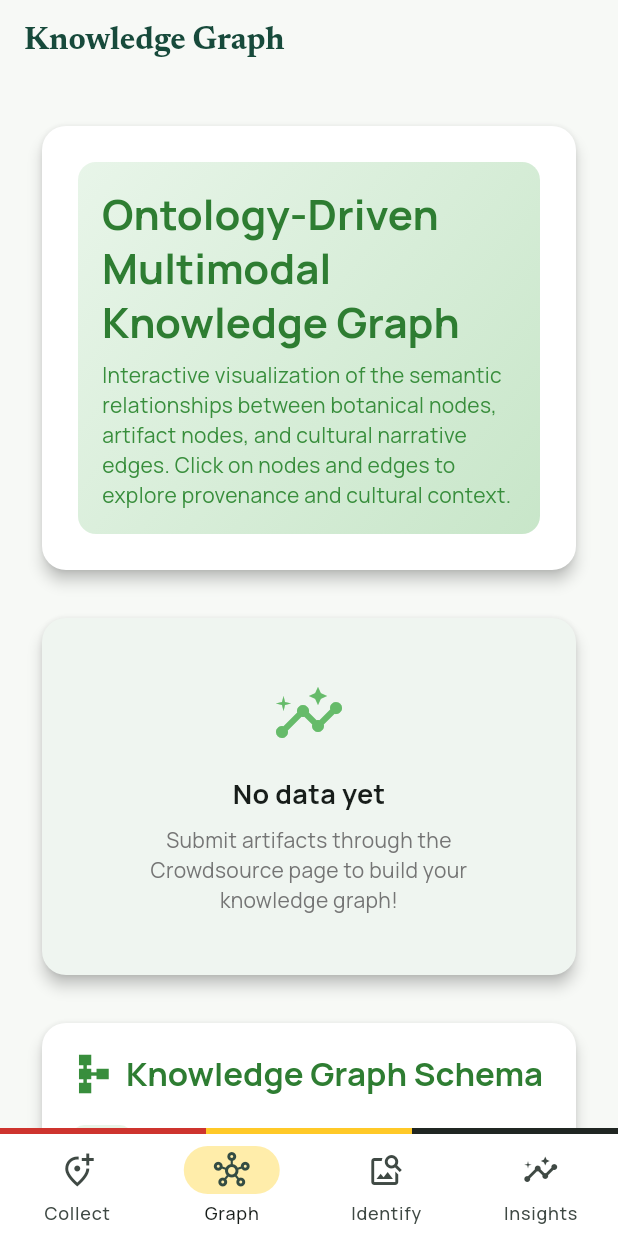
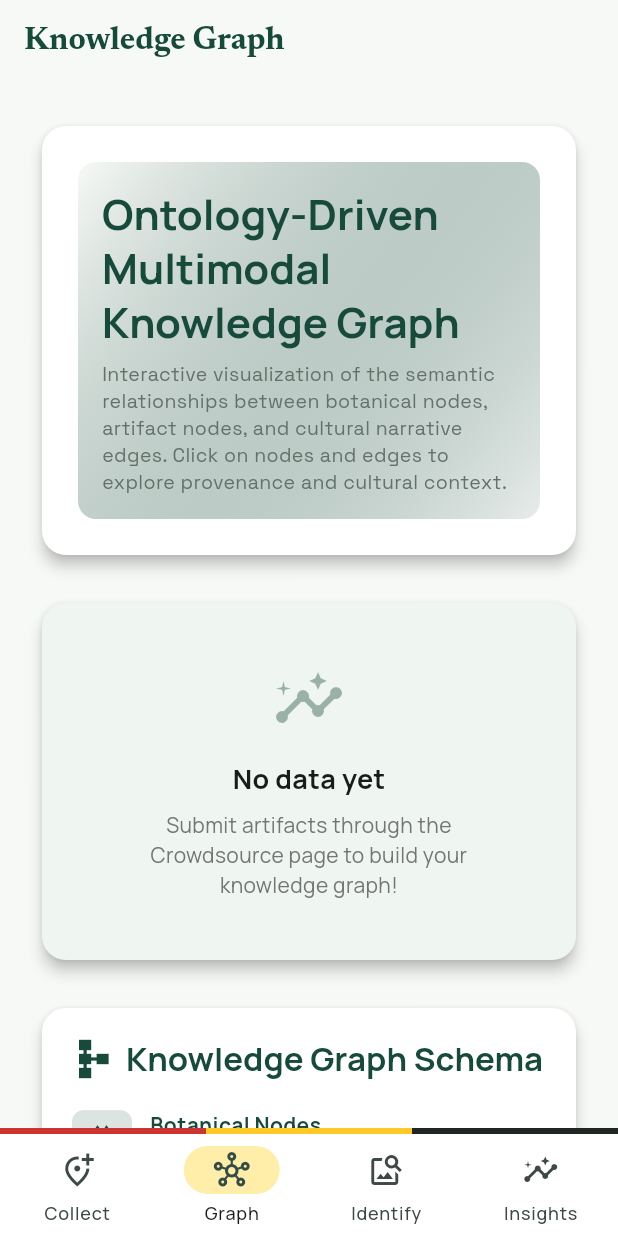
Before and after one commit to isaiahshembe/root, a Flutter app: the screen it shows after launch, item 2 of the bottom bar chosen, on a phone screen of 412 x 824 dp. Run offline on Flutter 3.47's test engine with Material 3 defaults, Android fonts, the phone set to English and light mode, and no system bars; our stand-ins replace google_fonts, image_picker, supabase_flutter; accounts and stored records are empty.

Commit message:
apply style to knowledge graph screen

```diff
--- a/website/lib/pages/knowledgegraph.dart
+++ b/website/lib/pages/knowledgegraph.dart
@@ -1,4 +1,6 @@
 import 'package:flutter/material.dart';
+import 'package:google_fonts/google_fonts.dart';
+import 'package:website/src/heritage_theme.dart';
 import 'package:supabase_flutter/supabase_flutter.dart';
 import 'dart:math' as math;
 
@@ -28,8 +30,8 @@ class _KnowledgegraphState extends State<Knowledgegraph>
   int _totalRelationships = 0;
 
   // Graph dimensions
-  double _graphWidth = 1000;
-  double _graphHeight = 800;
+  double _graphWidth = 800;
+  double _graphHeight = 600;
 
   @override
   void initState() {
@@ -192,6 +194,7 @@ class _KnowledgegraphState extends State<Knowledgegraph>
   @override
   Widget build(BuildContext context) {
     return Scaffold(
+      backgroundColor: HeritagePalette.canvas,
       body: LayoutBuilder(
         builder: (context, constraints) {
           final isMobile = constraints.maxWidth < 900;
@@ -239,7 +242,7 @@ class _KnowledgegraphState extends State<Knowledgegraph>
               padding: const EdgeInsets.all(16),
               decoration: BoxDecoration(
                 gradient: LinearGradient(
-                  colors: [Colors.green.shade50, Colors.green.shade100],
+                  colors: [HeritagePalette.canvas, HeritagePalette.forest.withOpacity(0.1)],
                   begin: Alignment.topLeft,
                   end: Alignment.bottomRight,
                 ),
@@ -252,13 +255,13 @@ class _KnowledgegraphState extends State<Knowledgegraph>
                     'Ontology-Driven Multimodal Knowledge Graph',
                     style: Theme.of(context).textTheme.headlineMedium?.copyWith(
                       fontWeight: FontWeight.bold,
-                      color: Colors.green.shade800,
+                      color: HeritagePalette.forest,
                     ),
                   ),
                   const SizedBox(height: 8),
                   Text(
                     'Interactive visualization of the semantic relationships between botanical nodes, artifact nodes, and cultural narrative edges. Click on nodes and edges to explore provenance and cultural context.',
-                    style: TextStyle(color: Colors.green.shade700, height: 1.4),
+                    style: GoogleFonts.spaceGrotesk(color: HeritagePalette.muted, fontSize: 13, height: 1.4),
                   ),
                 ],
               ),
@@ -279,11 +282,11 @@ class _KnowledgegraphState extends State<Knowledgegraph>
           child: Center(
             child: Column(
               children: [
-                CircularProgressIndicator(color: Colors.green.shade600),
+                CircularProgressIndicator(color: HeritagePalette.muted),
                 const SizedBox(height: 16),
                 Text(
                   'Loading knowledge graph data...',
-                  style: TextStyle(color: Colors.green.shade600),
+                  style: TextStyle(color: HeritagePalette.muted),
                 ),
               ],
             ),
@@ -324,7 +327,7 @@ class _KnowledgegraphState extends State<Knowledgegraph>
                 ElevatedButton(
                   onPressed: _loadGraphData,
                   style: ElevatedButton.styleFrom(
-                    backgroundColor: Colors.green.shade700,
+                    backgroundColor: HeritagePalette.forest,
                   ),
                   child: const Text('Retry'),
                 ),
@@ -344,7 +347,7 @@ class _KnowledgegraphState extends State<Knowledgegraph>
           child: Center(
             child: Column(
               children: [
-                Icon(Icons.insights, size: 48, color: Colors.green.shade400),
+                Icon(Icons.insights, size: 48, color: HeritagePalette.forest.withOpacity(0.4)),
                 const SizedBox(height: 16),
                 Text(
                   'No data yet',
@@ -374,13 +377,13 @@ class _KnowledgegraphState extends State<Knowledgegraph>
           children: [
             Row(
               children: [
-                Icon(Icons.share, color: Colors.green.shade700, size: 28),
+                Icon(Icons.share, color: HeritagePalette.forest, size: 28),
                 const SizedBox(width: 8),
                 Text(
                   'Knowledge Graph Visualization',
                   style: Theme.of(context).textTheme.titleLarge?.copyWith(
                     fontWeight: FontWeight.bold,
-                    color: Colors.green.shade800,
+                    color: HeritagePalette.forest,
                   ),
                 ),
                 const Spacer(),
@@ -390,7 +393,7 @@ class _KnowledgegraphState extends State<Knowledgegraph>
                     vertical: 6,
                   ),
                   decoration: BoxDecoration(
-                    color: Colors.blue.shade50,
+                    color: HeritagePalette.canvas,
                     borderRadius: BorderRadius.circular(20),
                   ),
                   child: Row(
@@ -399,14 +402,14 @@ class _KnowledgegraphState extends State<Knowledgegraph>
                       Icon(
                         Icons.zoom_in,
                         size: 16,
-                        color: Colors.blue.shade700,
+                        color: HeritagePalette.forest,
                       ),
                       const SizedBox(width: 4),
                       Text(
                         'Pinch to zoom | Drag to pan',
                         style: TextStyle(
                           fontSize: 11,
-                          color: Colors.blue.shade700,
+                          color: HeritagePalette.forest,
                         ),
                       ),
                     ],
@@ -418,9 +421,9 @@ class _KnowledgegraphState extends State<Knowledgegraph>
             Container(
               height: isMobile ? 500 : 600,
               decoration: BoxDecoration(
-                border: Border.all(color: Colors.green.shade200),
+                border: Border.all(color: HeritagePalette.rule),
                 borderRadius: BorderRadius.circular(12),
-                color: Colors.green.shade50,
+                color: HeritagePalette.canvas,
               ),
               child: ClipRRect(
                 borderRadius: BorderRadius.circular(12),
@@ -428,7 +431,7 @@ class _KnowledgegraphState extends State<Knowledgegraph>
                   minScale: 0.3,
                   maxScale: 3.0,
                   boundaryMargin: const EdgeInsets.all(50),
-                  constrained: false,
+                  constrained: true,
                   child: SizedBox(
                     width: _graphWidth,
                     height: _graphHeight,
@@ -588,9 +591,9 @@ class _KnowledgegraphState extends State<Knowledgegraph>
   Color _getNodeColor(NodeType type) {
     switch (type) {
       case NodeType.botanical:
-        return Colors.green.shade600;
+        return HeritagePalette.muted;
       case NodeType.artifact:
-        return Colors.orange.shade600;
+        return HeritagePalette.sun;
     }
   }
 
@@ -620,13 +623,13 @@ class _KnowledgegraphState extends State<Knowledgegraph>
               children: [
                 Row(
                   children: [
-                    Icon(Icons.schema, color: Colors.green.shade700, size: 28),
+                    Icon(Icons.schema, color: HeritagePalette.forest, size: 28),
                     const SizedBox(width: 8),
                     Text(
                       'Knowledge Graph Schema',
                       style: Theme.of(context).textTheme.titleLarge?.copyWith(
                         fontWeight: FontWeight.bold,
-                        color: Colors.green.shade800,
+                        color: HeritagePalette.forest,
                       ),
                     ),
                   ],
@@ -636,21 +639,21 @@ class _KnowledgegraphState extends State<Knowledgegraph>
                   Icons.forest,
                   'Botanical Nodes',
                   'Heritage sites, plant species, and botanical specimens',
-                  Colors.green,
+                  HeritagePalette.forest,
                 ),
                 const SizedBox(height: 16),
                 _buildSchemaItem(
                   Icons.photo_camera,
                   'Artifact Nodes',
                   'Crowdsourced images, cultural narratives, provenance metadata',
-                  Colors.orange,
+                  HeritagePalette.sun,
                 ),
                 const SizedBox(height: 16),
                 _buildSchemaItem(
                   Icons.share,
                   'Cultural Edges',
                   'Semantic relationships: "collected_at", "related_region"',
-                  Colors.purple,
+                  HeritagePalette.red,
                 ),
               ],
             ),
@@ -674,7 +677,7 @@ class _KnowledgegraphState extends State<Knowledgegraph>
                   children: [
                     Icon(
                       Icons.show_chart,
-                      color: Colors.green.shade700,
+                      color: HeritagePalette.forest,
                       size: 28,
                     ),
                     const SizedBox(width: 8),
@@ -682,7 +685,7 @@ class _KnowledgegraphState extends State<Knowledgegraph>
                       'Graph Statistics',
                       style: Theme.of(context).textTheme.titleLarge?.copyWith(
                         fontWeight: FontWeight.bold,
-                        color: Colors.green.shade800,
+                        color: HeritagePalette.forest,
                       ),
                     ),
                   ],
@@ -691,7 +694,7 @@ class _KnowledgegraphState extends State<Knowledgegraph>
                 Container(
                   padding: const EdgeInsets.all(12),
                   decoration: BoxDecoration(
-                    color: Colors.green.shade50,
+                    color: HeritagePalette.canvas,
                     borderRadius: BorderRadius.circular(12),
                   ),
                   child: Column(
@@ -706,13 +709,13 @@ class _KnowledgegraphState extends State<Knowledgegraph>
                                 style: TextStyle(
                                   fontSize: 24,
                                   fontWeight: FontWeight.bold,
-                                  color: Colors.green.shade800,
+                                  color: HeritagePalette.forest,
                                 ),
                               ),
                               Text(
                                 'Heritage Sites',
                                 style: TextStyle(
-                                  color: Colors.green.shade600,
+                                  color: HeritagePalette.muted,
                                   fontSize: 12,
                                 ),
                               ),
@@ -721,7 +724,7 @@ class _KnowledgegraphState extends State<Knowledgegraph>
                           Container(
                             width: 1,
                             height: 40,
-                            color: Colors.green.shade200,
+                            color: HeritagePalette.rule,
                           ),
                           Column(
                             children: [
@@ -730,13 +733,13 @@ class _KnowledgegraphState extends State<Knowledgegraph>
                                 style: TextStyle(
                                   fontSize: 24,
                                   fontWeight: FontWeight.bold,
-                                  color: Colors.orange.shade800,
+                                  color: HeritagePalette.sun,
                                 ),
                               ),
                               Text(
                                 'Artifacts',
                                 style: TextStyle(
-                                  color: Colors.green.shade600,
+                                  color: HeritagePalette.muted,
                                   fontSize: 12,
                                 ),
                               ),
@@ -745,7 +748,7 @@ class _KnowledgegraphState extends State<Knowledgegraph>
                           Container(
                             width: 1,
                             height: 40,
-                            color: Colors.green.shade200,
+                            color: HeritagePalette.rule,
                           ),
                           Column(
                             children: [
@@ -754,13 +757,13 @@ class _KnowledgegraphState extends State<Knowledgegraph>
                                 style: TextStyle(
                                   fontSize: 24,
                                   fontWeight: FontWeight.bold,
-                                  color: Colors.purple.shade800,
+                                  color: HeritagePalette.red,
                                 ),
                               ),
                               Text(
                                 'Relationships',
                                 style: TextStyle(
-                                  color: Colors.green.shade600,
+                                  color: HeritagePalette.muted,
                                   fontSize: 12,
                                 ),
                               ),
@@ -798,7 +801,7 @@ class _KnowledgegraphState extends State<Knowledgegraph>
     IconData icon,
     String title,
     String description,
-    MaterialColor color,
+    Color color,
   ) {
     return Row(
       crossAxisAlignment: CrossAxisAlignment.start,
@@ -806,10 +809,10 @@ class _KnowledgegraphState extends State<Knowledgegraph>
         Container(
           padding: const EdgeInsets.all(8),
           decoration: BoxDecoration(
-            color: color.shade50,
+            color: color.withOpacity(0.15),
             borderRadius: BorderRadius.circular(8),
           ),
-          child: Icon(icon, size: 24, color: color.shade700),
+          child: Icon(icon, size: 24, color: color),
         ),
         const SizedBox(width: 12),
         Expanded(
@@ -820,7 +823,7 @@ class _KnowledgegraphState extends State<Knowledgegraph>
                 title,
                 style: TextStyle(
                   fontWeight: FontWeight.bold,
-                  color: color.shade800,
+                  color: color,
                 ),
               ),
               const SizedBox(height: 4),
@@ -849,13 +852,13 @@ class _KnowledgegraphState extends State<Knowledgegraph>
           children: [
             Row(
               children: [
-                Icon(Icons.info_outline, color: Colors.green.shade700),
+                Icon(Icons.info_outline, color: HeritagePalette.forest),
                 const SizedBox(width: 8),
                 Text(
                   'Selected ${node.type == NodeType.botanical ? 'Heritage Site' : 'Artifact'}',
                   style: TextStyle(
                     fontWeight: FontWeight.bold,
-                    color: Colors.green.shade800,
+                    color: HeritagePalette.forest,
                   ),
                 ),
               ],
@@ -904,12 +907,12 @@ class _KnowledgegraphState extends State<Knowledgegraph>
             Container(
               padding: const EdgeInsets.all(12),
               decoration: BoxDecoration(
-                color: Colors.green.shade50,
+                color: HeritagePalette.canvas,
                 borderRadius: BorderRadius.circular(8),
               ),
               child: Text(
                 node.description,
-                style: TextStyle(fontSize: 12, color: Colors.green.shade700),
+                style: TextStyle(fontSize: 12, color: HeritagePalette.forest),
               ),
             ),
             if (node.type == NodeType.botanical && node.artifactCount > 0)
@@ -918,7 +921,7 @@ class _KnowledgegraphState extends State<Knowledgegraph>
                 child: Container(
                   padding: const EdgeInsets.all(8),
                   decoration: BoxDecoration(
-                    color: Colors.orange.shade50,
+                    color: HeritagePalette.canvas,
                     borderRadius: BorderRadius.circular(8),
                   ),
                   child: Row(
@@ -926,14 +929,14 @@ class _KnowledgegraphState extends State<Knowledgegraph>
                       Icon(
                         Icons.photo_library,
                         size: 16,
-                        color: Colors.orange.shade700,
+                        color: HeritagePalette.sun,
                       ),
                       const SizedBox(width: 8),
                       Text(
                         '${node.artifactCount} artifact${node.artifactCount != 1 ? 's' : ''} collected here',
                         style: TextStyle(
                           fontSize: 11,
-                          color: Colors.orange.shade700,
+                          color: HeritagePalette.sun,
                         ),
                       ),
                     ],
@@ -962,13 +965,13 @@ class _KnowledgegraphState extends State<Knowledgegraph>
           children: [
             Row(
               children: [
-                Icon(Icons.share, color: Colors.green.shade700),
+                Icon(Icons.share, color: HeritagePalette.forest),
                 const SizedBox(width: 8),
                 Text(
                   'Selected Relationship',
                   style: TextStyle(
                     fontWeight: FontWeight.bold,
-                    color: Colors.green.shade800,
+                    color: HeritagePalette.forest,
                   ),
                 ),
               ],
@@ -977,7 +980,7 @@ class _KnowledgegraphState extends State<Knowledgegraph>
             Container(
               padding: const EdgeInsets.all(12),
               decoration: BoxDecoration(
-                color: Colors.purple.shade50,
+                color: HeritagePalette.canvas,
                 borderRadius: BorderRadius.circular(8),
               ),
               child: Column(
@@ -992,7 +995,7 @@ class _KnowledgegraphState extends State<Knowledgegraph>
                           textAlign: TextAlign.center,
                         ),
                       ),
-                      Icon(Icons.arrow_forward, color: Colors.purple.shade700),
+                      Icon(Icons.arrow_forward, color: HeritagePalette.red),
                       Expanded(
                         child: Text(
                           targetNode.name,
@@ -1009,7 +1012,7 @@ class _KnowledgegraphState extends State<Knowledgegraph>
                       vertical: 4,
                     ),
                     decoration: BoxDecoration(
-                      color: Colors.purple.shade100,
+                      color: HeritagePalette.rule,
                       borderRadius: BorderRadius.circular(16),
                     ),
                     child: Text(
@@ -1017,7 +1020,7 @@ class _KnowledgegraphState extends State<Knowledgegraph>
                       style: TextStyle(
                         fontSize: 11,
                         fontWeight: FontWeight.w500,
-                        color: Colors.purple.shade700,
+                        color: HeritagePalette.red,
                       ),
                     ),
                   ),
@@ -1092,7 +1095,7 @@ class EdgePainter extends CustomPainter {
   @override
   void paint(Canvas canvas, Size size) {
     final paint = Paint()
-      ..color = isSelected ? Colors.purple.shade700 : Colors.green.shade300
+      ..color = isSelected ? HeritagePalette.red : HeritagePalette.forest.withOpacity(0.3)
       ..strokeWidth = isSelected ? 3.0 : 2.0
       ..style = PaintingStyle.stroke;
 
@@ -1105,7 +1108,7 @@ class EdgePainter extends CustomPainter {
     // Draw animated dots for selected edges
     if (isSelected) {
       final dotPaint = Paint()
-        ..color = Colors.purple.shade700
+        ..color = HeritagePalette.red
         ..style = PaintingStyle.fill;
 
       final t = animation.value;
@@ -1121,7 +1124,7 @@ class EdgePainter extends CustomPainter {
       text: TextSpan(
         text: label,
         style: TextStyle(
-          color: isSelected ? Colors.purple.shade700 : Colors.green.shade600,
+          color: isSelected ? HeritagePalette.red : HeritagePalette.muted,
           fontSize: 10,
           fontWeight: FontWeight.w500,
         ),
```
